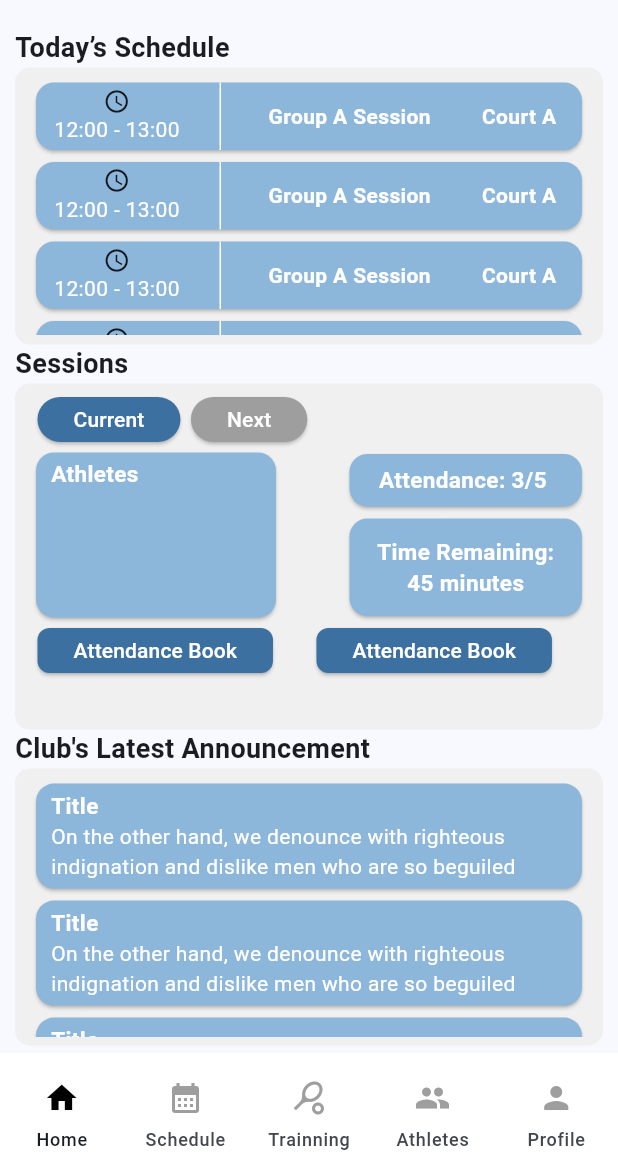
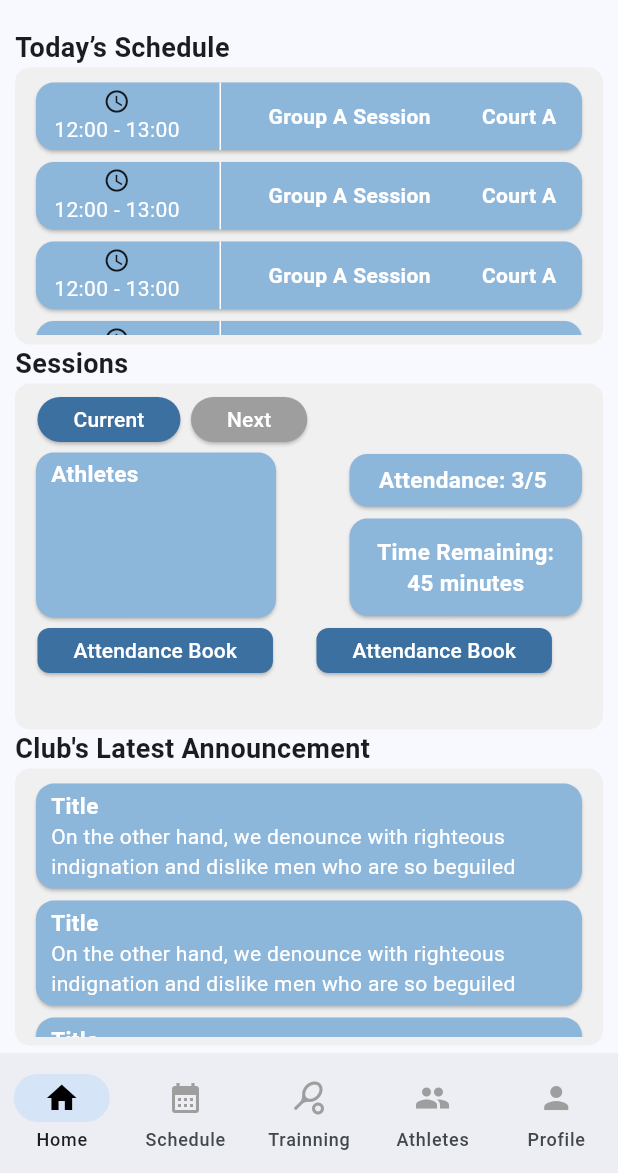
Before and after one commit to MyTennisClub/MyTennisClub, a Flutter app: the CoachHomePage screen opened directly, on a phone screen of 412 x 824 dp, the part 63-1236 px from its top. Run offline on Flutter 3.47's test engine with Material 3 defaults, Android fonts, the phone set to English and light mode, and no system bars.

Commit message:
Fix bottom navigation bar colors.

```diff
--- a/lib/coach_app_android/HomePage_coach_android.dart
+++ b/lib/coach_app_android/HomePage_coach_android.dart
@@ -50,9 +50,9 @@ class _CoachHomePageState extends State<CoachHomePage> {
       ),
       body: _tabs[_currentIndex],
       bottomNavigationBar: NavigationBar(
-        indicatorColor: Colors.white10,
+        // indicatorColor: Colors.white10,
         selectedIndex: _currentIndex,
-        backgroundColor: Colors.white,
+        // backgroundColor: Colors.white,
         onDestinationSelected: (int index) {
           setState(() {
             _currentIndex = index;
```
